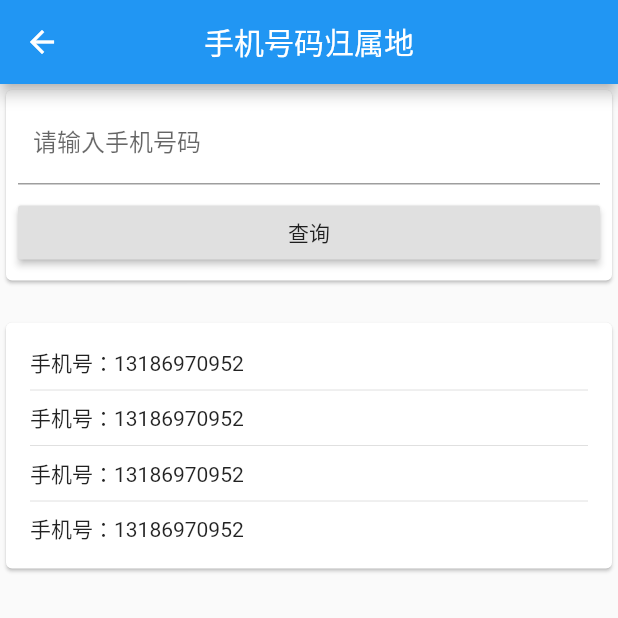
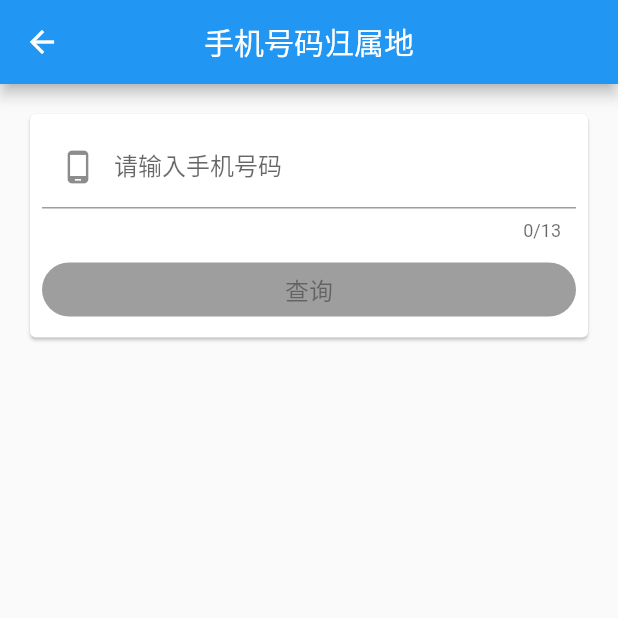
Before and after one commit to yushiwo/flutter_app_treasure_box, a Flutter app: the PhoneAreaPage screen opened by its route, on a phone screen of 412 x 824 dp, the top half of it. Run offline on Flutter 3.47's test engine with Material 2 defaults, Android fonts, the phone set to English and light mode, and no system bars; our stand-ins replace dio, fluttertoast, shared_preferences, sqflite; missing offline and left inert: amap_location, easy_alert, flutter_webview_plugin, simple_permissions; accounts and stored records are empty; network calls fail.

Commit message:
完成手机号归属地查询功能

```diff
--- a/lib/modules/global/model/phone_area_model.dart
+++ b/lib/modules/global/model/phone_area_model.dart
@@ -6,12 +6,45 @@ class PhoneArea {
   String areacode; //区号，(部分记录可能为空)
   String zip;  //	邮编，(部分记录可能为空)
   String company;
+  String card;
 
-  PhoneArea(this.province, this.city, this.areacode, this.zip,
-      this.company);
+  PhoneArea({this.province, this.city, this.areacode, this.zip,
+      this.company, this.card});
+
+
+  factory PhoneArea.fromJson(Map<String, dynamic> parsedJson){
+    return PhoneArea(
+        province: parsedJson['province'],
+        city: parsedJson['city'],
+        areacode: parsedJson['areacode'],
+        zip: parsedJson['zip'],
+        company: parsedJson['company'],
+        card: parsedJson['card'],
+    );
+  }
 
   @override
   String toString() {
     return 'PhoneArea{province: $province, city: $city, areacode: $areacode, zip: $zip, company: $company}';
   } //	运营商
 }
+
+
+class PhoneAreaDto {
+  String resultcode;
+  String reason;
+  PhoneArea result;
+  int error_code;
+
+
+  PhoneAreaDto({this.resultcode, this.reason, this.result, this.error_code});
+
+  factory PhoneAreaDto.fromJson(Map<String, dynamic> parsedJson){
+    return PhoneAreaDto(
+      resultcode: parsedJson['resultcode'],
+      reason: parsedJson['reason'],
+      result: PhoneArea.fromJson(parsedJson['result']),
+      error_code: parsedJson['error_code'],
+    );
+  }
+}
--- /dev/null
+++ b/lib/modules/global/widget/ProgressDialog.dart
@@ -0,0 +1,80 @@
+import 'package:flutter/material.dart';
+
+/// 自定义弹框
+class ProgressDialog extends StatelessWidget {
+  //子布局
+  final Widget child;
+
+  //加载中是否显示
+  final bool loading;
+
+  //进度提醒内容
+  final String msg;
+
+  //加载中动画
+  final Widget progress;
+
+  //背景透明度
+  final double alpha;
+
+  //字体颜色
+  final Color textColor;
+
+  ProgressDialog(
+      {Key key,
+        @required this.loading,
+        this.msg,
+        this.progress = const CircularProgressIndicator(),
+        this.alpha = 0.6,
+        this.textColor = Colors.white,
+        @required this.child})
+      : assert(child != null),
+        assert(loading != null),
+        super(key: key);
+
+  @override
+  Widget build(BuildContext context) {
+    List<Widget> widgetList = [];
+    widgetList.add(child);
+    if (loading) {
+      Widget layoutProgress;
+      if (msg == null) {
+        layoutProgress = Center(
+          child: progress,
+        );
+      } else {
+        layoutProgress = Center(
+          child: Container(
+            padding: const EdgeInsets.all(20.0),
+            decoration: BoxDecoration(
+                color: Colors.black87,
+                borderRadius: BorderRadius.circular(4.0)),
+            child: Column(
+              mainAxisAlignment: MainAxisAlignment.center,
+              crossAxisAlignment: CrossAxisAlignment.center,
+              mainAxisSize: MainAxisSize.min,
+              children: <Widget>[
+                progress,
+                Container(
+                  padding: const EdgeInsets.fromLTRB(10.0, 10.0, 10.0, 0),
+                  child: Text(
+                    msg,
+                    style: TextStyle(color: textColor, fontSize: 16.0),
+                  ),
+                )
+              ],
+            ),
+          ),
+        );
+      }
+      widgetList.add(Opacity(
+        opacity: alpha,
+        child: new ModalBarrier(color: Colors.black87),
+      ));
+      widgetList.add(layoutProgress);
+    }
+    return Stack(
+      children: widgetList,
+    );
+  }
+}
--- a/lib/modules/phonearea/PhoneAreaPage.dart
+++ b/lib/modules/phonearea/PhoneAreaPage.dart
@@ -1,8 +1,37 @@
+import 'dart:convert';
+
 import 'package:flutter/material.dart';
+import 'package:flutter_app_treasure_box/modules/global/model/phone_area_model.dart';
 import 'package:flutter_app_treasure_box/modules/global/util/Util.dart';
+import 'package:flutter_app_treasure_box/modules/global/widget/ProgressDialog.dart';
+import 'package:dio/dio.dart';
 
 /// 手机归属地（两个section：一部分由输入框和查询按钮组成；另一部分由查询结果（手机号码、省份、城市、运营商）组成）
-class PhoneAreaPage extends StatelessWidget {
+class PhoneAreaPage extends StatefulWidget {
+
+  @override
+  State<StatefulWidget> createState() {
+    return new PhoneAreaState();
+  }
+}
+
+class PhoneAreaState extends State<PhoneAreaPage> {
+
+  bool isQueryButtonDisable; // 查询按钮是否可点击
+  bool _loading = false;    // 是否loading
+
+  String inputContent;
+
+  final String _url = 'http://apis.juhe.cn/mobile/get?';
+
+  PhoneArea phoneArea;    // 手机号码归属地model
+
+  @override
+  void initState() {
+    super.initState();
+    this.isQueryButtonDisable = true;
+  }
+
   @override
   Widget build(BuildContext context) {
     return new Scaffold(
@@ -15,7 +44,12 @@ class PhoneAreaPage extends StatelessWidget {
   }
 
   Widget _buildPageView(BuildContext context) {
-    return new Column(
+    return new ProgressDialog (
+      loading: _loading,
+      msg: '正在加载...',
+      child: new Padding(
+          padding: new EdgeInsets.all(16.0),
+          child: new Column(
             children: <Widget>[
               // 查询部分
               _buildQueryView(context),
@@ -27,7 +61,43 @@ class PhoneAreaPage extends StatelessWidget {
               // 结果部分
               _buildResultView(context)
             ],
+          ),
+        )
     );
+  }
+
+//  Future<Null> _onQuery() async {
+//    setState(() {
+//      _loading = !_loading;
+//    });
+//    await Future.delayed(Duration(seconds: 3), () {
+//      setState(() {
+//        _loading = !_loading;
+//        phoneArea = new PhoneArea("浙江", "杭州", "0571", "310000", "移动");
+//        Util.showToast("加载完成");
+//      });
+//    });
+//  }
+
+  //HTTP请求的函数返回值为异步控件Future
+  Future<PhoneAreaDto> _onQuery(String phoneNumber) async {
+    setState(() {
+      _loading = !_loading;
+    });
+
+    Response response;
+    Dio dio = new Dio();
+    response = await dio.get(_url, queryParameters: {"phone": phoneNumber, "key": "f1d3261a5c2b1926ec9067f8a03f0932"});
+    print(response.data.toString());
+
+    if(response.data['resultcode'] != "200") {
+      Util.showToast(response.data['reason']);
+      return null;
+    } else {
+      // 转化为model
+      var phoneAreaDto = new PhoneAreaDto.fromJson(response.data);
+      return phoneAreaDto;
+    }
   }
 
 
@@ -43,12 +113,24 @@ class PhoneAreaPage extends StatelessWidget {
               // 输入框
               new TextField(
                 keyboardType: TextInputType.number,
+                maxLength: 13,
+                maxLines: 1,
                 decoration: InputDecoration(
                     contentPadding: EdgeInsets.all(10.0),
-                  labelText: "请输入手机号码"
+                    labelText: "请输入手机号码",
+                  prefixIcon: Icon(Icons.phone_android)
                 ),
                 onChanged: (text){
-                  Util.showToast(text);
+                  this.inputContent = text;
+                  if(null != text) {
+                    setState(() {
+                      this.isQueryButtonDisable = false;
+                    });
+                  } else {
+                    setState(() {
+                      this.isQueryButtonDisable = true;
+                    });
+                  }
                 },
               ),
 
@@ -59,16 +141,17 @@ class PhoneAreaPage extends StatelessWidget {
                 children: <Widget>[
                   new Expanded(
                     child: new RaisedButton(
-                        child: new Text("查询"),
-                        onPressed: () {
-                          Util.showToast("查询");
-                        }),
+                        child: new Text("查询", style: new TextStyle(fontSize: 16.0),),
+                        color: Colors.blue,
+                        highlightColor: Colors.blue[700],
+                        disabledColor: Colors.grey,
+                        shape: StadiumBorder(),
+                        onPressed: getQueryButtonListener()
+                    ),
                   )
 
                 ],
               )
-
-
             ],
           ),
         ),
@@ -76,7 +159,39 @@ class PhoneAreaPage extends StatelessWidget {
     );
   }
 
+  Function getQueryButtonListener() {
+    if(this.isQueryButtonDisable) {
+      return null;
+    } else {
+      return () {
+        if(null == inputContent) {
+          Util.showToast("手机号码不能为空");
+        } else {
+          Future<PhoneAreaDto> responseDto = _onQuery(this.inputContent);
+          responseDto.then((PhoneAreaDto responseResult){
+            setState(() {
+              _loading = !_loading;
+              if(responseResult != null) {
+                phoneArea = responseResult?.result;
+                Util.showToast("查询完成");
+              }
+
+            });
+          });
+
+        }
+
+      };
+    }
+  }
+
   Widget _buildResultView(BuildContext context) {
+    if(this.phoneArea == null) {
+      return new Container(
+        width: 0.0,
+        height: 0.0,
+      );
+    } else {
       return new Container(
         width: MediaQuery.of(context).size.width,
         child: new Card(
@@ -87,7 +202,7 @@ class PhoneAreaPage extends StatelessWidget {
                 // 手机号
                 new Row(
                   children: <Widget>[
-                  new Expanded(child: new Text("手机号：13186970952", textAlign: TextAlign.left),)
+                    new Expanded(child: new Text("手机号：${this.inputContent}", textAlign: TextAlign.left),)
                   ],
                 ),
 
@@ -96,7 +211,7 @@ class PhoneAreaPage extends StatelessWidget {
                 // 运营商
                 new Row(
                   children: <Widget>[
-                  new Expanded(child: new Text("手机号：13186970952", textAlign: TextAlign.left),)
+                    new Expanded(child: new Text("手机号：${this.phoneArea?.company}", textAlign: TextAlign.left),)
                   ],
                 ),
 
@@ -105,7 +220,7 @@ class PhoneAreaPage extends StatelessWidget {
                 // 省份
                 new Row(
                   children: <Widget>[
-                  new Expanded(child: new Text("手机号：13186970952", textAlign: TextAlign.left),)
+                    new Expanded(child: new Text("手机号：${this.phoneArea?.province}", textAlign: TextAlign.left),)
                   ],
                 ),
 
@@ -114,7 +229,7 @@ class PhoneAreaPage extends StatelessWidget {
                 // 城市
                 new Row(
                   children: <Widget>[
-                  new Expanded(child: new Text("手机号：13186970952", textAlign: TextAlign.left),)
+                    new Expanded(child: new Text("手机号：${this.phoneArea?.city}", textAlign: TextAlign.left),)
                   ],
                 ),
               ],
@@ -123,4 +238,7 @@ class PhoneAreaPage extends StatelessWidget {
         ),
       );
     }
+
   }
+
+}
--- a/pubspec.yaml
+++ b/pubspec.yaml
@@ -23,7 +23,6 @@ dependencies:
   # The following adds the Cupertino Icons font to your application.
   # Use with the CupertinoIcons class for iOS style icons.
   cupertino_icons: ^0.1.2
-  dio: ^1.0.9
   english_words: ^3.1.0
   shared_preferences: ^0.4.3
   sqflite: any
@@ -33,6 +32,7 @@ dependencies:
   flutter_webview_plugin: ^0.3.0+2
   fluttertoast: ^3.0.4
   flutter_staggered_grid_view: ^0.2.7
+  dio: 2.1.2  #latest version
 
 dev_dependencies:
   flutter_test:
@@ -59,6 +59,8 @@ flutter:
     - images/ic_logo_kada.png
     - images/ic_logo_otc.png
     - images/ic_logo_qlive.png
+    - assets/shape.json
+    - assets/area.json
 
 
   # To add assets to your application, add an assets section, like this:
```
Also changed, not shown: assets/area.json (added, +13 -0 lines), assets/shape.json (added, +7 -0 lines), lib/modules/global/model/test_model.dart (added, +22 -0 lines), lib/modules/home/HomePage.dart (+10 -0 lines), pubspec.lock, 1 other file. Lines whose indentation alone changed are shown as unchanged.
